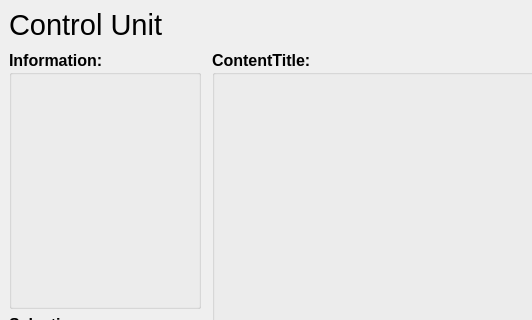
This is ui/ControlUnitDialog.ui in Comer352L/FreeSSM as Qt 5 draws it before an edit; both pictures show x 0 to 532 and y 0 to 320 of the 801 by 598 pixel window. The edited form follows.
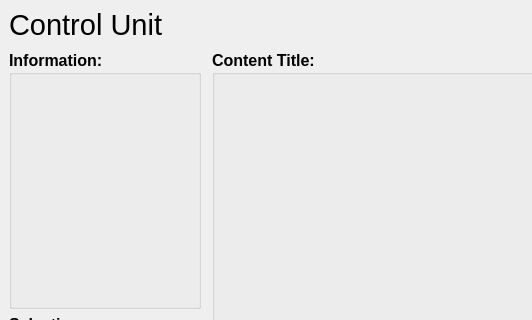
This is the edited form. Icons and pictures are not drawn.

Commit message: Update/complete translations

```diff
--- a/ui/ControlUnitDialog.ui
+++ b/ui/ControlUnitDialog.ui
@@ -221,7 +221,7 @@
        </font>
       </property>
       <property name="title">
-       <string>ContentTitle:</string>
+       <string>Content Title:</string>
       </property>
       <layout class="QGridLayout" name="content_gridLayout">
        <property name="margin">
```
The commit also changes 2 other files.
